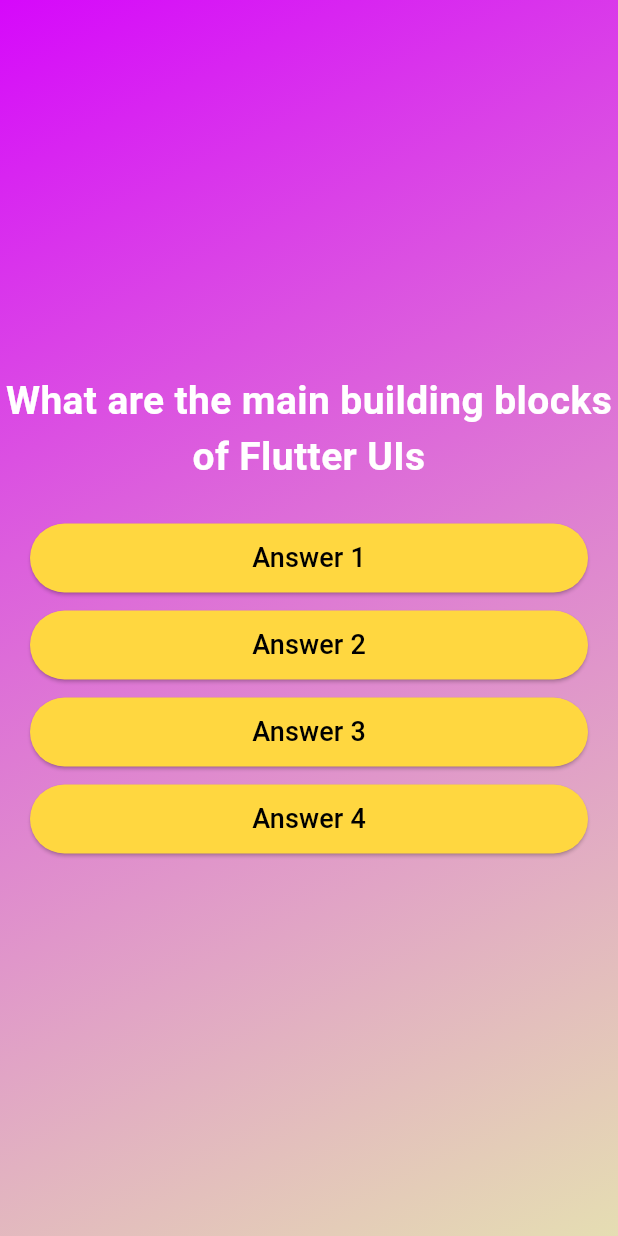
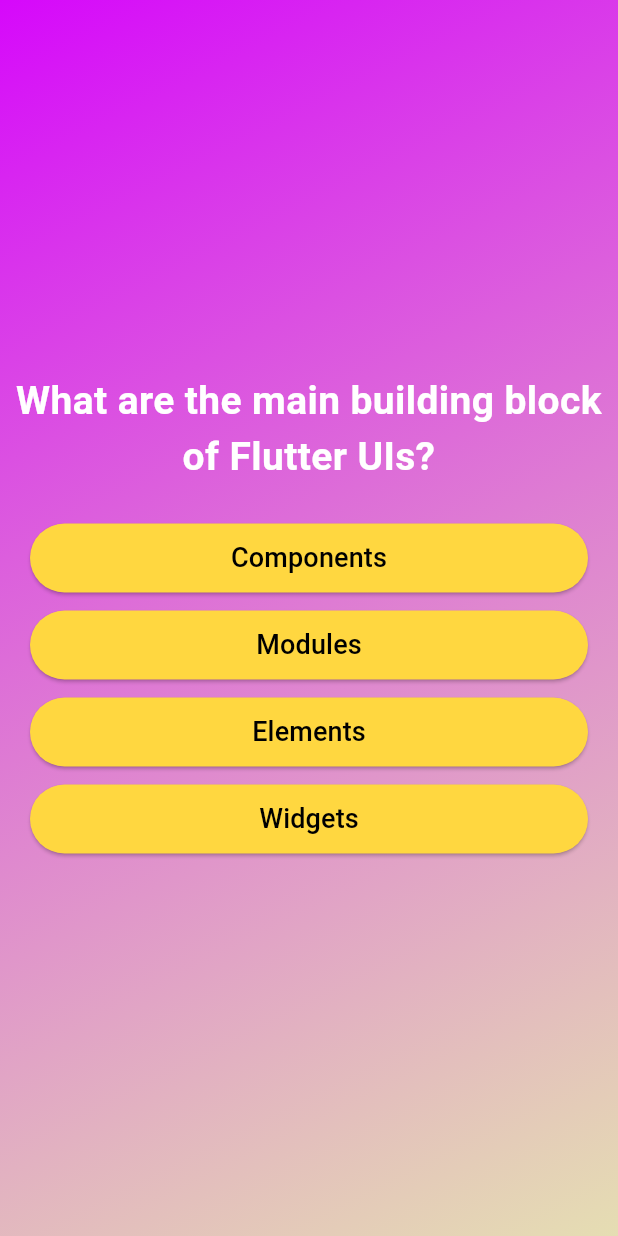
Before and after one commit to siddigamon/quiz_app, a Flutter app: the screen it shows after launch, after a tap on "→ Start Quiz", on a phone screen of 412 x 824 dp. Run offline on Flutter 3.47's test engine with Material 3 defaults, Android fonts, the phone set to English and light mode, and no system bars.

Commit message:
Implement quiz question shuffling and update answer button functionality

```diff
--- a/lib/models/quiz_questions.dart
+++ b/lib/models/quiz_questions.dart
@@ -7,4 +7,10 @@ class QuizQuestions {
     this.question,
     this.answers,
   );
+
+  List<String> getShuffledAnswers() {
+    final shuffledAnswers = List.of(answers);
+    shuffledAnswers.shuffle();
+    return shuffledAnswers;
+  }
 }
--- a/lib/screens/question_screen.dart
+++ b/lib/screens/question_screen.dart
@@ -1,28 +1,45 @@
 import 'package:flutter/material.dart';
 import 'package:quiz_app/widgets/answer_button.dart';
+import 'package:quiz_app/data/questions.dart';
 
-class QuestionScreenWidget extends StatelessWidget {
+class QuestionScreenWidget extends StatefulWidget {
+  const QuestionScreenWidget({super.key});
+
+  @override
+  State<QuestionScreenWidget> createState() => _QuestionScreenWidgetState();
+}
+
+class _QuestionScreenWidgetState extends State<QuestionScreenWidget> {
+  var currentQuestionIndex = 0;
+  void answerQuestion() {
+    setState(() {
+      currentQuestionIndex++;
+    });
+  }
+
   @override
   Widget build(Object context) {
-    return const Center(
+    final currentQuestion = questions[currentQuestionIndex];
+
+    return Center(
       child: Column(
         mainAxisSize: MainAxisSize.min,
         crossAxisAlignment: CrossAxisAlignment.stretch,
-        children: [
+        children: <Widget>[
           Text(
-            'What are the main building blocks of Flutter UIs',
-            style: TextStyle(
+            currentQuestion.question,
+            style: const TextStyle(
               color: Colors.white,
               fontSize: 26,
               fontWeight: FontWeight.w600,
             ),
             textAlign: TextAlign.center,
           ),
-          SizedBox(height: 20),
-          AnswerButton('Answer 1'),
-          AnswerButton('Answer 2'),
-          AnswerButton('Answer 3'),
-          AnswerButton('Answer 4'),
+          const SizedBox(height: 20),
+          // spread operator
+          ...currentQuestion.getShuffledAnswers().map((answer) {
+            return AnswerButton(answer, answerQuestion);
+          }),
         ],
       ),
     );
--- a/lib/widgets/answer_button.dart
+++ b/lib/widgets/answer_button.dart
@@ -1,16 +1,17 @@
 import 'package:flutter/material.dart';
 
 class AnswerButton extends StatelessWidget {
-  const AnswerButton(this.answer, {super.key});
+  const AnswerButton(this.answer, this.onTapped, {super.key});
 
   final String answer;
+  final void Function() onTapped;
 
   @override
   Widget build(BuildContext context) {
     return Padding(
       padding: const EdgeInsets.symmetric(horizontal: 20.0, vertical: 5.0),
       child: ElevatedButton(
-        onPressed: () {},
+        onPressed: onTapped,
         style: ElevatedButton.styleFrom(
           backgroundColor: Colors.amberAccent,
           foregroundColor: Colors.black,
```
